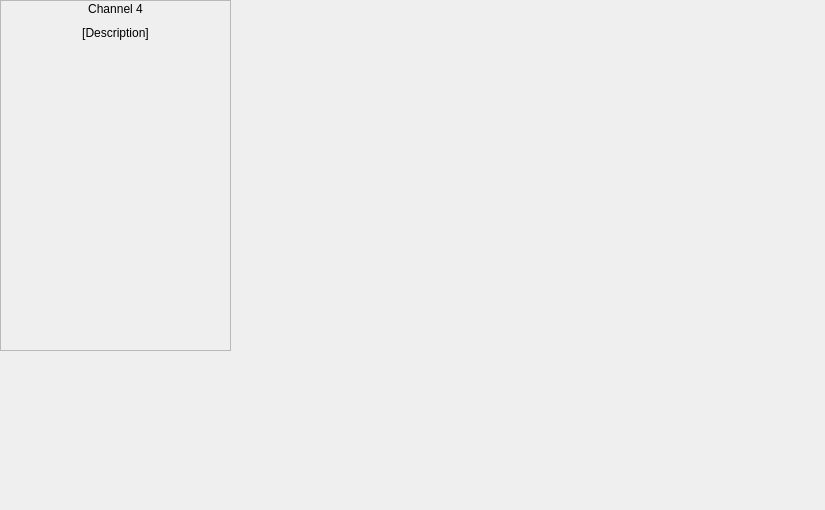
Above: gcs/frontend/ui/Ui_channel_4.ui from cuspaceflight/m4-gcs before the change. Below: the same form after it.
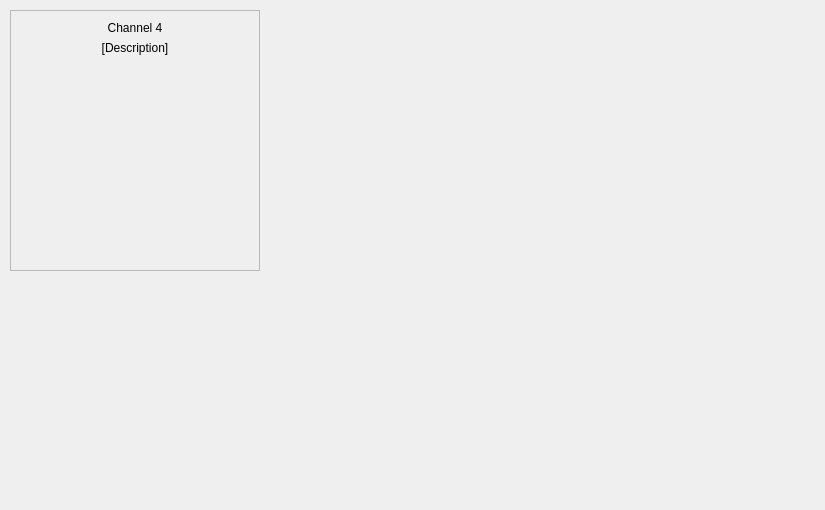
That is the form after the change. Custom widgets are drawn as their Qt base class.

Commit message: Work on frontend layout

What changed in the file:
```diff
--- a/gcs/frontend/ui/Ui_channel_4.ui
+++ b/gcs/frontend/ui/Ui_channel_4.ui
@@ -16,41 +16,26 @@
   <widget class="QFrame" name="frame">
    <property name="geometry">
     <rect>
-     <x>0</x>
-     <y>0</y>
-     <width>231</width>
-     <height>351</height>
+     <x>10</x>
+     <y>10</y>
+     <width>250</width>
+     <height>261</height>
     </rect>
    </property>
+   <property name="minimumSize">
+    <size>
+     <width>250</width>
+     <height>260</height>
+    </size>
+   </property>
    <property name="frameShape">
     <enum>QFrame::StyledPanel</enum>
    </property>
    <property name="frameShadow">
     <enum>QFrame::Raised</enum>
    </property>
-   <widget class="QSplitter" name="splitter">
-    <property name="geometry">
-     <rect>
-      <x>0</x>
-      <y>50</y>
-      <width>231</width>
-      <height>301</height>
-     </rect>
-    </property>
-    <property name="orientation">
-     <enum>Qt::Vertical</enum>
-    </property>
-    <widget class="channel_widget" name="widget" native="true"/>
-   </widget>
-   <widget class="QWidget" name="layoutWidget">
-    <property name="geometry">
-     <rect>
-      <x>0</x>
-      <y>0</y>
-      <width>231</width>
-      <height>42</height>
-     </rect>
-    </property>
+   <layout class="QVBoxLayout" name="verticalLayout_2">
+    <item>
     <layout class="QVBoxLayout" name="verticalLayout">
      <item>
       <widget class="QLabel" name="label_channel_number">
@@ -73,7 +58,24 @@
       </widget>
      </item>
     </layout>
-   </widget>
+    </item>
+    <item>
+     <widget class="channel_widget" name="widget" native="true">
+      <property name="minimumSize">
+       <size>
+        <width>230</width>
+        <height>200</height>
+       </size>
+      </property>
+      <property name="maximumSize">
+       <size>
+        <width>400</width>
+        <height>200</height>
+       </size>
+      </property>
+     </widget>
+    </item>
+   </layout>
   </widget>
  </widget>
  <customwidgets>
```
Lines whose indentation alone changed are shown as unchanged. The commit also changes 20 other files.
